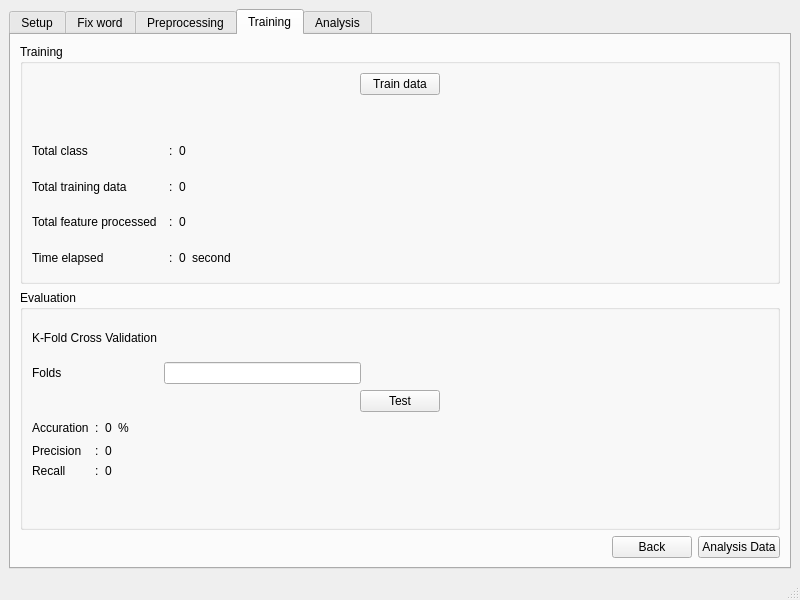
This is ui.ui in fahmiansori/sa as Qt 5 draws it before an edit. The edited form follows.
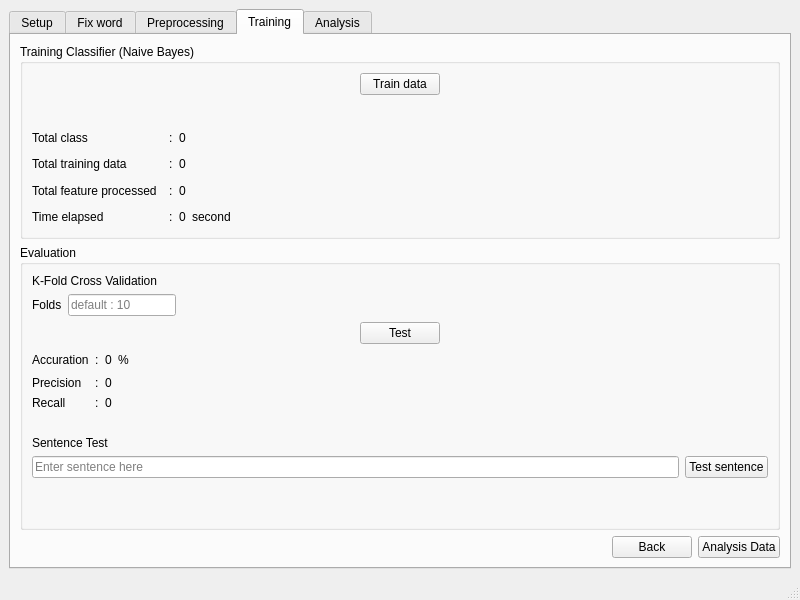
This is the edited form. The open tabs and pages were chosen to show the change.

Commit message: app.py : Optimasi beberapa kode dan penambahan metode getDataTrainingProperty. classificator.py : Optimasi beberapa kode dan penambahan metode classifyWithModel. ui.py : Optimasi beberapa kode dan penambahan beberapa property, serta pengerjaan tab training.

Diff of the .ui file:
```diff
--- a/ui.ui
+++ b/ui.ui
@@ -745,7 +745,7 @@
         <item row="0" column="0" colspan="3">
          <widget class="QGroupBox" name="groupBox_5">
           <property name="title">
-           <string>Training</string>
+           <string>Training Classifier (Naive Bayes)</string>
           </property>
           <layout class="QGridLayout" name="gridLayout_16">
            <item row="5" column="4">
@@ -938,27 +938,7 @@
            <string>Evaluation</string>
           </property>
           <layout class="QGridLayout" name="gridLayout_17">
-           <item row="0" column="0">
-            <widget class="QLabel" name="label_22">
-             <property name="text">
-              <string>K-Fold Cross Validation</string>
-             </property>
-            </widget>
-           </item>
-           <item row="4" column="0" colspan="4">
-            <spacer name="horizontalSpacer_24">
-             <property name="orientation">
-              <enum>Qt::Horizontal</enum>
-             </property>
-             <property name="sizeHint" stdset="0">
-              <size>
-               <width>40</width>
-               <height>20</height>
-              </size>
-             </property>
-            </spacer>
-           </item>
-           <item row="2" column="0" colspan="4">
+           <item row="2" column="0" colspan="5">
             <layout class="QHBoxLayout" name="horizontalLayout_3">
              <item>
               <spacer name="horizontalSpacer_21">
@@ -995,14 +975,27 @@
              </item>
             </layout>
            </item>
-           <item row="1" column="0">
-            <widget class="QLabel" name="label_31">
+           <item row="4" column="0" colspan="5">
+            <spacer name="horizontalSpacer_24">
+             <property name="orientation">
+              <enum>Qt::Horizontal</enum>
+             </property>
+             <property name="sizeHint" stdset="0">
+              <size>
+               <width>40</width>
+               <height>20</height>
+              </size>
+             </property>
+            </spacer>
+           </item>
+           <item row="0" column="0">
+            <widget class="QLabel" name="label_22">
              <property name="text">
-              <string>Folds</string>
+              <string>K-Fold Cross Validation</string>
              </property>
             </widget>
            </item>
-           <item row="1" column="2">
+           <item row="1" column="1">
             <spacer name="horizontalSpacer_20">
              <property name="orientation">
               <enum>Qt::Horizontal</enum>
@@ -1015,23 +1008,7 @@
              </property>
             </spacer>
            </item>
-           <item row="1" column="1">
-            <widget class="QLineEdit" name="lineEdit_training_fold"/>
-           </item>
-           <item row="1" column="3">
-            <spacer name="horizontalSpacer_19">
-             <property name="orientation">
-              <enum>Qt::Horizontal</enum>
-             </property>
-             <property name="sizeHint" stdset="0">
-              <size>
-               <width>40</width>
-               <height>20</height>
-              </size>
-             </property>
-            </spacer>
-           </item>
-           <item row="3" column="0" colspan="4">
+           <item row="3" column="0" colspan="5">
             <layout class="QGridLayout" name="gridLayout_18">
              <item row="1" column="1">
               <widget class="QLabel" name="label_38">
@@ -1118,7 +1095,7 @@
              </item>
             </layout>
            </item>
-           <item row="5" column="0" colspan="4">
+           <item row="6" column="0" colspan="5">
             <spacer name="horizontalSpacer_25">
              <property name="orientation">
               <enum>Qt::Horizontal</enum>
@@ -1131,6 +1108,95 @@
              </property>
             </spacer>
            </item>
+           <item row="1" column="0">
+            <layout class="QGridLayout" name="gridLayout_8">
+             <item row="0" column="1">
+              <widget class="QLineEdit" name="lineEdit_training_fold">
+               <property name="placeholderText">
+                <string>default : 10</string>
+               </property>
+              </widget>
+             </item>
+             <item row="0" column="0">
+              <widget class="QLabel" name="label_31">
+               <property name="text">
+                <string>Folds</string>
+               </property>
+              </widget>
+             </item>
+            </layout>
+           </item>
+           <item row="1" column="3">
+            <spacer name="horizontalSpacer_27">
+             <property name="orientation">
+              <enum>Qt::Horizontal</enum>
+             </property>
+             <property name="sizeHint" stdset="0">
+              <size>
+               <width>40</width>
+               <height>20</height>
+              </size>
+             </property>
+            </spacer>
+           </item>
+           <item row="1" column="2">
+            <spacer name="horizontalSpacer_19">
+             <property name="orientation">
+              <enum>Qt::Horizontal</enum>
+             </property>
+             <property name="sizeHint" stdset="0">
+              <size>
+               <width>40</width>
+               <height>20</height>
+              </size>
+             </property>
+            </spacer>
+           </item>
+           <item row="1" column="4">
+            <spacer name="horizontalSpacer_26">
+             <property name="orientation">
+              <enum>Qt::Horizontal</enum>
+             </property>
+             <property name="sizeHint" stdset="0">
+              <size>
+               <width>40</width>
+               <height>20</height>
+              </size>
+             </property>
+            </spacer>
+           </item>
+           <item row="5" column="0" colspan="5">
+            <layout class="QGridLayout" name="gridLayout_9">
+             <item row="1" column="0">
+              <widget class="QLineEdit" name="lineEdit_training_sentence">
+               <property name="placeholderText">
+                <string>Enter sentence here</string>
+               </property>
+              </widget>
+             </item>
+             <item row="1" column="1">
+              <widget class="QPushButton" name="pushButton_training_test_sentence">
+               <property name="text">
+                <string>Test sentence</string>
+               </property>
+              </widget>
+             </item>
+             <item row="2" column="0">
+              <widget class="QLabel" name="label_training_result_test_sentence">
+               <property name="text">
+                <string/>
+               </property>
+              </widget>
+             </item>
+             <item row="0" column="0">
+              <widget class="QLabel" name="label_35">
+               <property name="text">
+                <string>Sentence Test</string>
+               </property>
+              </widget>
+             </item>
+            </layout>
+           </item>
           </layout>
           <zorder>groupBox_5</zorder>
           <zorder>groupBox_5</zorder>
```
Left out of the diff: 26 changed lines with no effect on the pictures. The commit also changes 6 other files.
